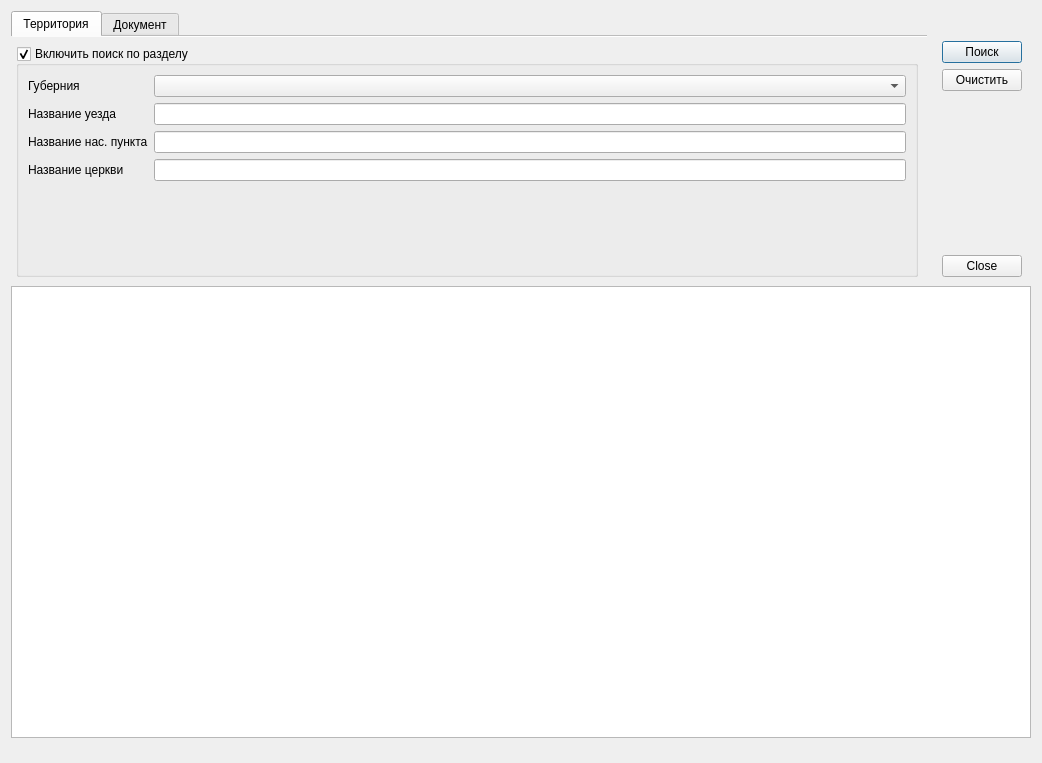
First picture: the form in ui/search_dialog.ui, repository caxapyk/gaoo-cfp, before the edit.
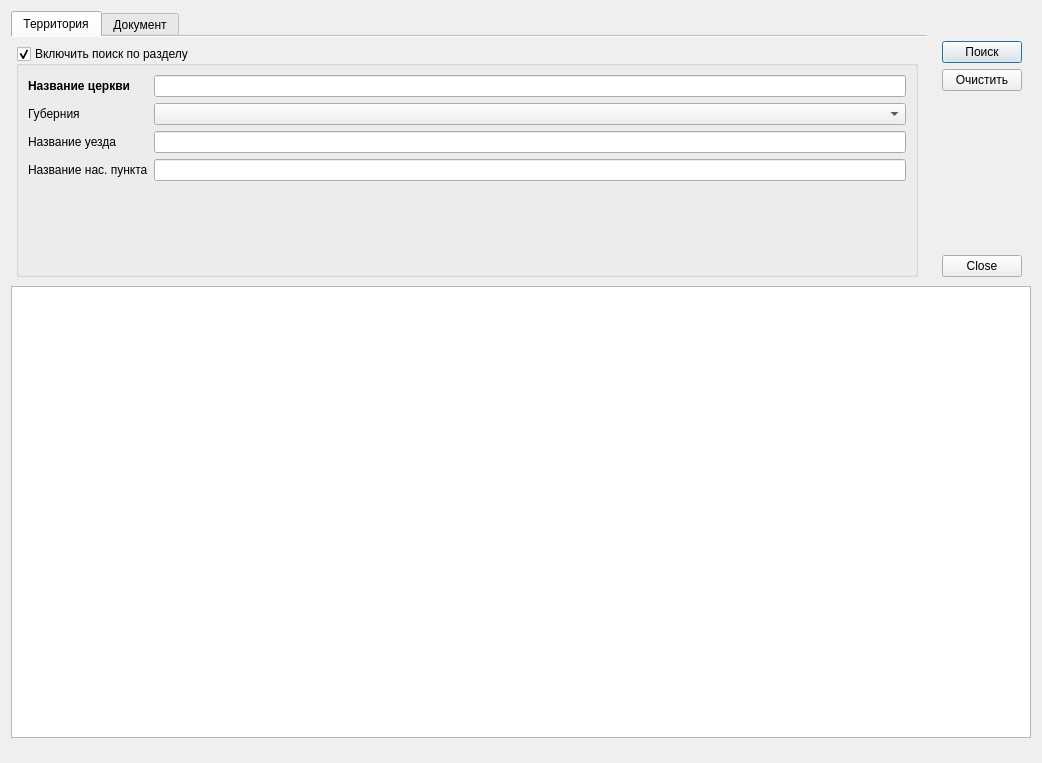
Second picture: the form after the edit. Icons and pictures are not drawn.

Patch:
```diff
--- a/ui/search_dialog.ui
+++ b/ui/search_dialog.ui
@@ -85,13 +85,34 @@
             </property>
             <layout class="QFormLayout" name="formLayout">
              <item row="0" column="0">
+              <widget class="QLabel" name="label_4">
+               <property name="font">
+                <font>
+                 <weight>75</weight>
+                 <italic>false</italic>
+                 <bold>true</bold>
+                </font>
+               </property>
+               <property name="text">
+                <string>Название церкви</string>
+               </property>
+              </widget>
+             </item>
+             <item row="0" column="1">
+              <widget class="QLineEdit" name="lineEdit_church">
+               <property name="clearButtonEnabled">
+                <bool>true</bool>
+               </property>
+              </widget>
+             </item>
+             <item row="1" column="0">
               <widget class="QLabel" name="label">
                <property name="text">
                 <string>Губерния</string>
                </property>
               </widget>
              </item>
-             <item row="0" column="1">
+             <item row="1" column="1">
               <widget class="QComboBox" name="comboBox_gubernia">
                <property name="currentText">
                 <string/>
@@ -101,21 +122,21 @@
                </property>
               </widget>
              </item>
-             <item row="1" column="0">
+             <item row="2" column="0">
               <widget class="QLabel" name="label_2">
                <property name="text">
                 <string>Название уезда</string>
                </property>
               </widget>
              </item>
-             <item row="1" column="1">
+             <item row="2" column="1">
               <widget class="QLineEdit" name="lineEdit_uezd">
                <property name="clearButtonEnabled">
                 <bool>true</bool>
                </property>
               </widget>
              </item>
-             <item row="2" column="0">
+             <item row="3" column="0">
               <widget class="QLabel" name="label_3">
                <property name="inputMethodHints">
                 <set>Qt::ImhMultiLine</set>
@@ -125,27 +146,13 @@
                </property>
               </widget>
              </item>
-             <item row="2" column="1">
+             <item row="3" column="1">
               <widget class="QLineEdit" name="lineEdit_locality">
                <property name="clearButtonEnabled">
                 <bool>true</bool>
                </property>
               </widget>
              </item>
-             <item row="3" column="0">
-              <widget class="QLabel" name="label_4">
-               <property name="text">
-                <string>Название церкви</string>
-               </property>
-              </widget>
-             </item>
-             <item row="3" column="1">
-              <widget class="QLineEdit" name="lineEdit_church">
-               <property name="clearButtonEnabled">
-                <bool>true</bool>
-               </property>
-              </widget>
-             </item>
             </layout>
            </widget>
           </item>
```
Left out of the diff: 30 changed lines with no effect on the pictures.
